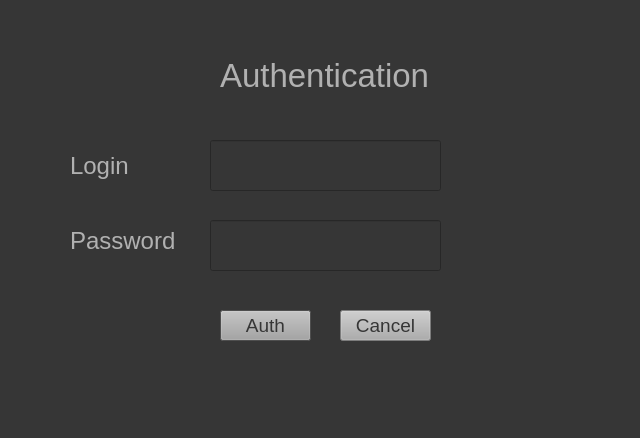
First picture: the form in UI/login.ui, repository ShallowSmile1/Lab_def_inf, before the edit.
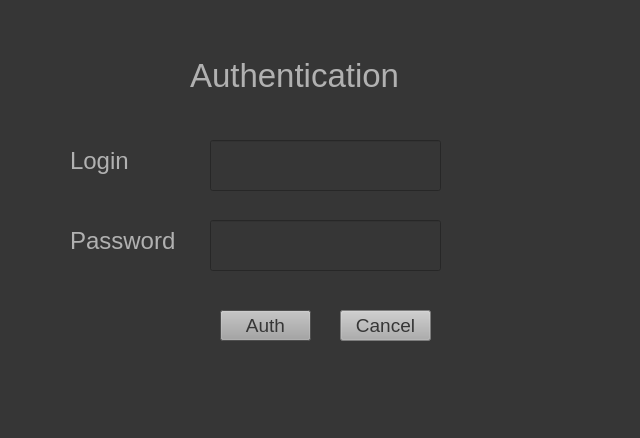
Second picture: the form after the edit.

Diff of the .ui file:
```diff
--- a/UI/login.ui
+++ b/UI/login.ui
@@ -21,9 +21,9 @@
   <widget class="QLabel" name="label">
    <property name="geometry">
     <rect>
-     <x>220</x>
+     <x>190</x>
      <y>50</y>
-     <width>231</width>
+     <width>281</width>
      <height>51</height>
     </rect>
    </property>
@@ -38,9 +38,9 @@
    <property name="geometry">
     <rect>
      <x>70</x>
-     <y>150</y>
-     <width>71</width>
-     <height>31</height>
+     <y>140</y>
+     <width>81</width>
+     <height>41</height>
     </rect>
    </property>
    <property name="styleSheet">
@@ -55,7 +55,7 @@
     <rect>
      <x>70</x>
      <y>220</y>
-     <width>111</width>
+     <width>131</width>
      <height>41</height>
     </rect>
    </property>
```
